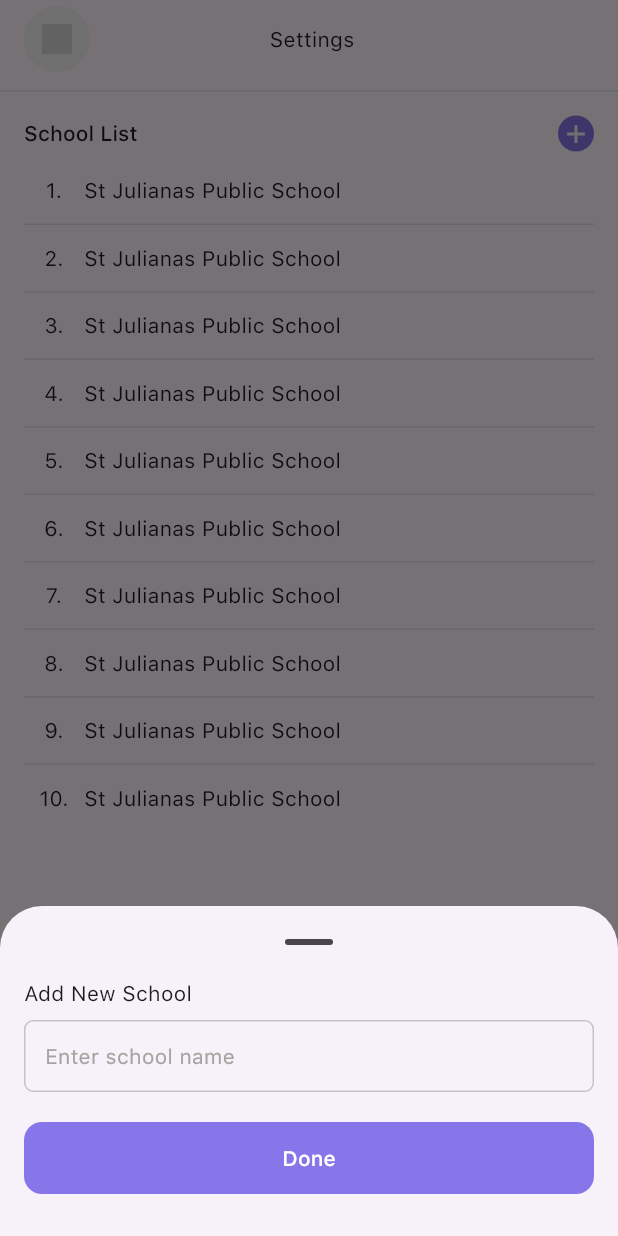
After one commit to faizsr/School-Van-Fee-Tracker, a Flutter app: the SettingsScreen screen opened by its route, after a tap on the "add" icon, on a phone screen of 412 x 824 dp. The commit adds this screen. Run offline on Flutter 3.47's test engine with Material 3 defaults, Android fonts, the phone set to English and light mode, and no system bars; missing offline and left inert: iconify_flutter.

Commit message:
Settings screen Ui design completed

```diff
--- a/lib/src/core/router/app_routes.dart
+++ b/lib/src/core/router/app_routes.dart
@@ -1,5 +1,6 @@
 import 'package:flutter/material.dart';
 import 'package:school_van_fee_tracker/src/screens/add_edit_student/add_edit_student_screen.dart';
+import 'package:school_van_fee_tracker/src/screens/settings/settings_screen.dart';
 import '../../screens/home/home_screen.dart';
 import '../../screens/student_detail/student_detail_screen.dart';
 
@@ -43,9 +44,9 @@ class AppRouter {
       //   final student = settings.arguments as Student;
       //   return _buildRoute(AddEditStudentScreen(student: student));
 
-      // // ── Settings ──────────────────────────
-      // case AppRoutes.settings:
-      //   return _buildRoute(const SettingsScreen());
+      // ── Settings ──────────────────────────
+      case AppRoutes.settings:
+        return _buildRoute(const SettingsScreen());
 
       // ── Unknown Route ─────────────────────
       default:
--- a/lib/src/screens/add_edit_student/widgets/k_text_field.dart
+++ b/lib/src/screens/add_edit_student/widgets/k_text_field.dart
@@ -23,8 +23,8 @@ class KTextField extends StatelessWidget {
     return Column(
       crossAxisAlignment: CrossAxisAlignment.start,
       children: [
-        Text(label),
-        vSpace8,
+        label.isNotEmpty ? Text(label) : SizedBox(),
+        label.isNotEmpty ? vSpace8 : SizedBox(),
         TextFormField(
           cursorColor: AppColors.white.withValues(alpha: 0.5),
           autovalidateMode: AutovalidateMode.onUserInteraction,
--- a/lib/src/screens/home/home_screen.dart
+++ b/lib/src/screens/home/home_screen.dart
@@ -57,7 +57,13 @@ class HomeScreen extends StatelessWidget {
           Spacer(),
           KIconButton(icon: AppIcons.download, iconSize: 20, onPressed: () {}),
           hSpace12,
-          KIconButton(icon: AppIcons.settings, iconSize: 20, onPressed: () {}),
+          KIconButton(
+            icon: AppIcons.settings,
+            iconSize: 20,
+            onPressed: () {
+              Navigator.pushNamed(context, AppRoutes.settings);
+            },
+          ),
           hSpace12,
           KIconButton(
             icon: AppIcons.userAdd,
--- /dev/null
+++ b/lib/src/screens/settings/settings_screen.dart
@@ -0,0 +1,137 @@
+import 'package:flutter/material.dart';
+import 'package:school_van_fee_tracker/src/core/constants/app_colors.dart';
+import 'package:school_van_fee_tracker/src/core/constants/app_constants.dart';
+import 'package:school_van_fee_tracker/src/core/constants/app_icons.dart';
+import 'package:school_van_fee_tracker/src/screens/add_edit_student/widgets/k_text_field.dart';
+import 'package:school_van_fee_tracker/src/widgets/k_icon_button.dart';
+
+class SettingsScreen extends StatelessWidget {
+  const SettingsScreen({super.key});
+
+  @override
+  Widget build(BuildContext context) {
+    return Scaffold(
+      appBar: AppBar(toolbarHeight: 0, forceMaterialTransparency: true),
+      body: Column(
+        children: [
+          buildAppbar(context),
+          Expanded(
+            child: ListView(
+              padding: EdgeInsets.all(16),
+              children: [
+                Row(
+                  mainAxisAlignment: MainAxisAlignment.spaceBetween,
+                  children: [
+                    Text(
+                      'School List',
+                      style: Theme.of(context).textTheme.titleSmall,
+                    ),
+
+                    GestureDetector(
+                      onTap: () => buildAddSchoolBtmSheet(context),
+                      child: Container(
+                        padding: EdgeInsets.all(2),
+                        decoration: BoxDecoration(
+                          shape: BoxShape.circle,
+                          color: AppColors.blue,
+                        ),
+                        child: Icon(
+                          Icons.add,
+                          size: 20,
+                          color: AppColors.white,
+                        ),
+                      ),
+                    ),
+                  ],
+                ),
+
+                vSpace4,
+
+                ListView.separated(
+                  itemCount: 10,
+                  shrinkWrap: true,
+                  physics: NeverScrollableScrollPhysics(),
+                  separatorBuilder: (context, index) => separator,
+                  itemBuilder: (context, index) {
+                    return Padding(
+                      padding: const EdgeInsets.fromLTRB(0, 12, 0, 12),
+                      child: Row(
+                        children: [
+                          SizedBox(
+                            width: 40,
+                            child: Center(child: Text('${index + 1}.')),
+                          ),
+                          Expanded(child: Text('St Julianas Public School')),
+                        ],
+                      ),
+                    );
+                  },
+                ),
+              ],
+            ),
+          ),
+        ],
+      ),
+    );
+  }
+
+  Future<dynamic> buildAddSchoolBtmSheet(BuildContext context) {
+    return showModalBottomSheet(
+      context: context,
+      showDragHandle: true,
+      builder: (context) {
+        return Padding(
+          padding: const EdgeInsets.fromLTRB(16, 0, 16, 16),
+          child: Column(
+            mainAxisSize: MainAxisSize.min,
+            children: [
+              KTextField(
+                label: 'Add New School',
+                hintText: 'Enter school name',
+              ),
+              vSpace20,
+              SizedBox(
+                height: 48,
+                width: double.infinity,
+                child: FilledButton(
+                  onPressed: () {},
+                  style: FilledButton.styleFrom(
+                    shape: RoundedRectangleBorder(
+                      borderRadius: BorderRadius.circular(12),
+                    ),
+                    backgroundColor: AppColors.blue,
+                  ),
+                  child: Text('Done'),
+                ),
+              ),
+              vSpace12,
+            ],
+          ),
+        );
+      },
+    );
+  }
+
+  Container buildAppbar(BuildContext context) {
+    return Container(
+      padding: const EdgeInsets.fromLTRB(16, 4, 16, 12),
+      decoration: BoxDecoration(
+        border: Border(
+          bottom: BorderSide(color: AppColors.black.withValues(alpha: 0.1)),
+        ),
+      ),
+      child: Row(
+        mainAxisAlignment: MainAxisAlignment.spaceBetween,
+        children: [
+          KIconButton(
+            iconSize: 20,
+            icon: AppIcons.back,
+            onPressed: () => Navigator.pop(context),
+          ),
+          Text('Settings'),
+          hSpace40,
+        ],
+      ),
+    );
+  }
+}
```
